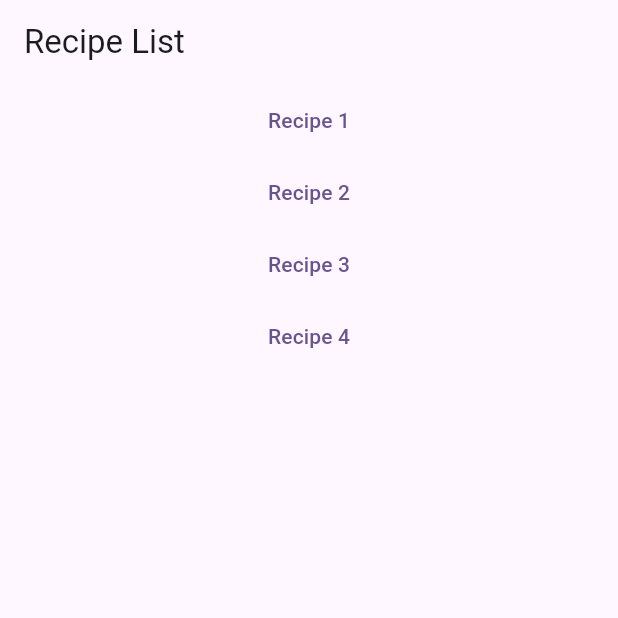
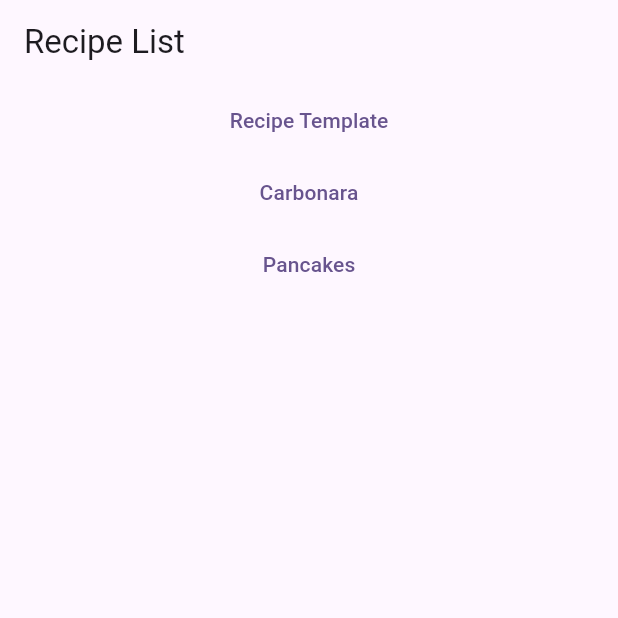
Before and after one commit to ArcticDracoX/csc4360, a Flutter app: the screen it shows after launch, on a phone screen of 412 x 824 dp, the top half of it. Run offline on Flutter 3.47's test engine with Material 3 defaults, Android fonts, the light colour scheme and no system bars.

Commit message:
CW 2 Recipe Implementations

```diff
--- a/class_work_2/lib/details_screen.dart
+++ b/class_work_2/lib/details_screen.dart
@@ -2,34 +2,54 @@ import 'package:flutter/material.dart';
 
 class Recipe
 {
-  static String title = "";
-  static List<String> ingredients = "" as List<String>;
-  static List<String> instructions = "" as List<String>;
+  String title = "";
+  List<String> ingredients = [];
+  List<String> instructions = [];
 
   Recipe
   (
     {
-      required title,
-      required ingredients,
-      required instructions,
+      required this.title,
+      required this.ingredients,
+      required this.instructions,
     }
   );
-
-  String getTitle()
-  {
-    return title;
-  }
 }
 
 class DetailsScreen extends StatelessWidget {
+  final Recipe recipe;
+  DetailsScreen({required this.recipe});
+
   @override
   Widget build(BuildContext context) {
     return Scaffold(
       appBar: AppBar(
-        title: Text(Recipe.title),
+        title: Text(recipe.title),
       ),
       body: Center(
-        child: Text("Test")
+        child:Column
+        (
+          children:
+          [
+            Text("Ingredients"),
+            Padding
+            (
+              padding:
+                EdgeInsets.all(15),
+              child:
+              Text(recipe.ingredients.join("\n")),
+            ),
+
+            Text("Instructions"),
+            Padding
+            (
+              padding:
+                EdgeInsets.all(15),
+              child:
+                Text(recipe.instructions.join("\n")),
+            ),
+          ],
+        )
       ),
     );
   }
--- a/class_work_2/lib/home_screen.dart
+++ b/class_work_2/lib/home_screen.dart
@@ -1,7 +1,8 @@
 import 'package:flutter/material.dart';
 import 'details_screen.dart';
 
-void main() {
+void main()
+{
   runApp(const HomeScreen());
 }
 
@@ -9,7 +10,6 @@ class HomeScreen extends StatelessWidget
 {
   const HomeScreen({super.key});
 
-  // This widget is the root of your application.
   @override
   Widget build(BuildContext context) {
     return MaterialApp(
@@ -33,6 +33,85 @@ class MyHomePage extends StatefulWidget
 
 class _MyHomePageState extends State<MyHomePage>
 {
+  final List<Recipe> recipelist =
+  [
+    Recipe
+    (
+      title: "Recipe Template",
+
+      ingredients:
+      [
+        "Ingredient Line 1",
+        "Ingredient Line 2",
+        "Ingredient Line 3",
+        "Ingredient Line 4",
+        "Ingredient Line 5",
+      ],
+
+      instructions:
+      [
+        "Instruction Line 1",
+        "Instruction Line 2",
+        "Instruction Line 3",
+        "Instruction Line 4",
+        "Instruction Line 5",
+      ],
+    ),
+
+    Recipe
+    (
+      title: "Carbonara",
+
+      ingredients:
+      [
+        "8 ounces of spaghetti",
+        "2 eggs, large",
+        "1 cup Pecorino Romano cheese, grated",
+        "4 ounces of pancetta",
+        "2 cloves of garlic",
+        "Salt and black pepper",
+        ],
+
+      instructions:
+      [
+        "Cook the spaghetti in a large pot of salted boiling water until al dente.",
+        "Whisk together the eggs, grated cheese, and black pepper in a bowl while the pasta is cooking.",
+        "In a skillet, cook the pancetta until crispy, then add minced garlic.",
+        "Reserve some pasta water, then drain the pasta and add it to the skillet.",
+        "Pour the egg and cheese mixture over the pasta, tossing quickly to combine.",
+        "If needed, add a splash of reserved pasta water to create a creamy sauce.",
+        "Serve immediately with additional grated cheese and chopped parsley.",
+      ]
+    ),
+
+    Recipe
+    (
+      title: "Pancakes",
+
+      ingredients:
+      [
+        "1 cup all-purpose flour",
+        "2 tablespoons sugar",
+        "1 tablespoon baking powder",
+        "1/2 teaspoon salt",
+        "1 cup milk",
+        "1 large egg",
+        "2 tablespoons melted butter",
+      ],
+
+      instructions:
+      [
+        "In a large bowl, whisk together the flour, sugar, baking powder, and salt.",
+        "In another bowl, whisk together the milk, egg, and melted butter.",
+        "Pour the wet ingredients into the dry ingredients and mix until just combined.",
+        "Heat a nonstick skillet or griddle over medium heat.",
+        "Pour 1/4 cup of batter onto the skillet for each pancake.",
+        "Cook until bubbles form on the surface, then flip and cook until golden brown.",
+        "Serve with toppings of choice.",
+      ],
+    ),
+  ];
+
   @override
   Widget build(BuildContext context) {
     return Scaffold(
@@ -44,52 +123,46 @@ class _MyHomePageState extends State<MyHomePage>
         (
           children:
           [
-            TextButton(
+            TextButton
+            (
               onPressed: ()
               {
                 Navigator.push
                 (
                   context,
-                  MaterialPageRoute(builder: (context) => DetailsScreen()),
+                  MaterialPageRoute(builder: (context) => DetailsScreen(recipe: recipelist[0],)),
                 );
               },
-              child: Text("Recipe 1")
+              child:
+                Text(recipelist[0].title),
             ),
 
-            TextButton(
+            TextButton
+            (
               onPressed: ()
               {
                 Navigator.push
                 (
                   context,
-                  MaterialPageRoute(builder: (context) => DetailsScreen()),
+                  MaterialPageRoute(builder: (context) => DetailsScreen(recipe: recipelist[1])),
                 );
               },
-              child: Text("Recipe 2")
+              child:
+                Text(recipelist[1].title),
             ),
 
-            TextButton(
+            TextButton
+            (
               onPressed: ()
               {
                 Navigator.push
                 (
                   context,
-                  MaterialPageRoute(builder: (context) => DetailsScreen()),
+                  MaterialPageRoute(builder: (context) => DetailsScreen(recipe: recipelist[2])),
                 );
               },
-              child: Text("Recipe 3")
-            ),
-
-            TextButton(
-              onPressed: ()
-              {
-                Navigator.push
-                (
-                  context,
-                  MaterialPageRoute(builder: (context) => DetailsScreen()),
-                );
-              },
-              child: Text("Recipe 4")
+              child:
+                Text(recipelist[2].title),
             ),
           ],
         )
```
